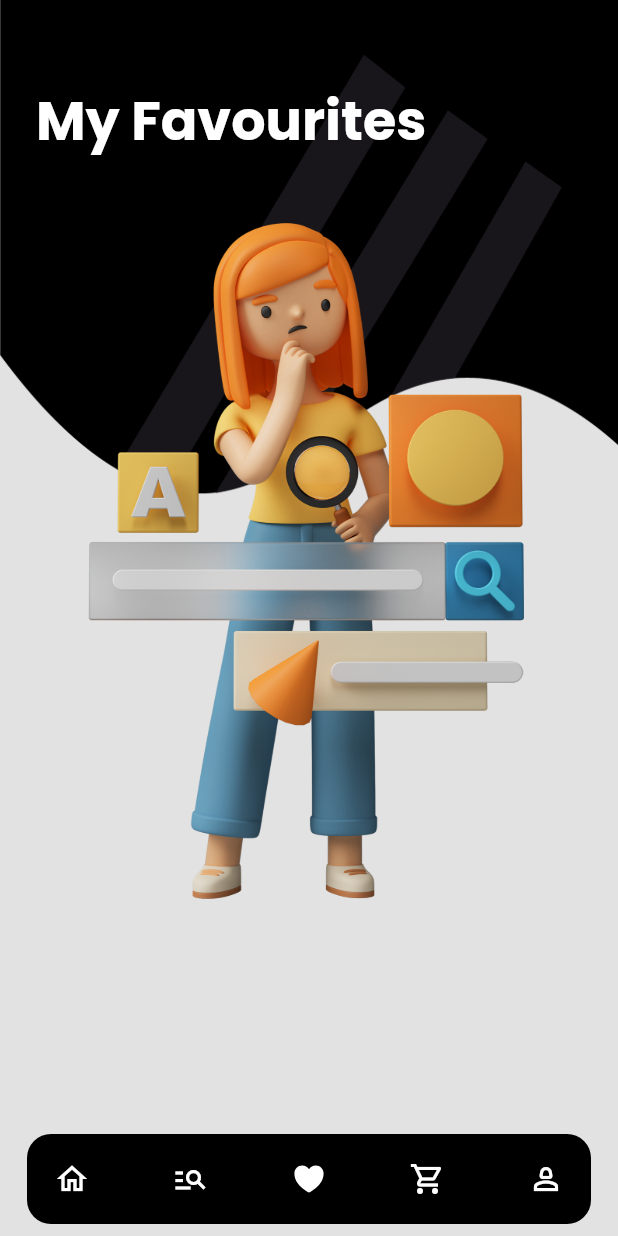
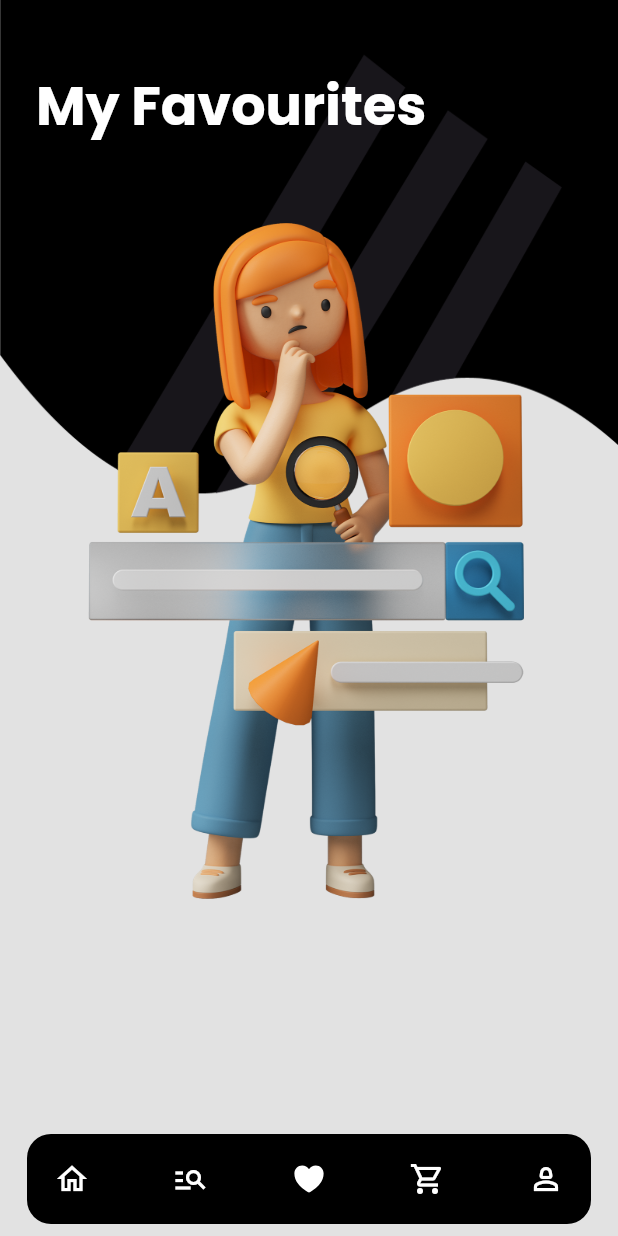
Before and after one commit to dhrv-sharma/shoe-e-commerce-app, a Flutter app: the home screen opened directly, item 3 of the bottom bar chosen, on a phone screen of 412 x 824 dp. Run offline on Flutter 3.47's test engine with Material 2 defaults, Android fonts, the phone set to English and light mode, and no system bars; our stand-ins replace cached_network_image, cloud_firestore, firebase_auth, firebase_core, flutter_rating_bar, flutter_screenutil and 5 more; missing offline and left inert: checkout_screen_ui, dart:ffi; accounts and stored records are empty; network calls fail.

Commit message:
more updates

```diff
--- a/lib/CheckOutButton.dart
+++ b/lib/CheckOutButton.dart
@@ -10,9 +10,7 @@ class checkButton extends StatelessWidget {
   @override
   Widget build(BuildContext context) {
     return GestureDetector(
-      onTap: () {
-        onTap;
-      },
+      onTap: onTap,
       child: Padding(
         padding: const EdgeInsets.all(8),
         child: Container(
--- a/lib/controllers/password_notify.dart
+++ b/lib/controllers/password_notify.dart
@@ -1,7 +1,7 @@
 import 'package:flutter/material.dart';
 
 class Login_notify extends ChangeNotifier {
-  bool _issecured = false;
+  bool _issecured = true;
 
   bool get issecured => _issecured;
   set issecured(bool newstate) {
--- a/lib/favouratepage.dart
+++ b/lib/favouratepage.dart
@@ -1,6 +1,7 @@
 import 'package:cached_network_image/cached_network_image.dart';
 import 'package:cloud_firestore/cloud_firestore.dart';
 import 'package:ecommerce/model/productcart.dart';
+import 'package:ecommerce/profilepage.dart';
 import 'package:ecommerce/services/helper.dart';
 import 'package:ecommerce/views/productpage.dart';
 import 'package:ecommerce/views/shared/appstyle.dart';
@@ -12,7 +13,9 @@ import 'package:flutter_vector_icons/flutter_vector_icons.dart';
 
 // email need to be updated
 class Favourates extends StatefulWidget {
-  const Favourates({super.key});
+  const Favourates({super.key, required this.cross});
+
+  final bool cross;
 
   @override
   State<Favourates> createState() => _FavouratesState();
@@ -63,19 +66,38 @@ class _FavouratesState extends State<Favourates> {
 
   @override
   Widget build(BuildContext context) {
-    SystemChrome.setSystemUIOverlayStyle(SystemUiOverlayStyle(
-      statusBarColor: Colors.black,
-      systemNavigationBarColor: Colors.grey.shade300, // status bar color
-    ));
     return Scaffold(
       backgroundColor: const Color(0xFFE2E2E2),
+      appBar: widget.cross
+          ? AppBar(
+              backgroundColor: Colors.black,
+              elevation: 0,
+              toolbarHeight: 45,
+              systemOverlayStyle: SystemUiOverlayStyle(
+                statusBarColor: Colors.black,
+                systemNavigationBarColor:
+                    Colors.grey.shade300, // status bar color
+              ),
+            )
+          : AppBar(
+              backgroundColor: Colors.black,
+              elevation: 0,
+              toolbarHeight: 0,
+              systemOverlayStyle: SystemUiOverlayStyle(
+                statusBarColor: Colors.black,
+                systemNavigationBarColor:
+                    Colors.grey.shade300, // status bar color
+              ),
+            ),
       body: SizedBox(
         height: MediaQuery.of(context).size.height,
         width: MediaQuery.of(context).size.width,
         child: Stack(
           children: [
             Container(
-              padding: const EdgeInsets.fromLTRB(16, 45, 0, 0),
+              padding: widget.cross
+                  ? const EdgeInsets.fromLTRB(16, 0, 0, 0)
+                  : const EdgeInsets.fromLTRB(16, 35, 0, 0),
               height: MediaQuery.of(context).size.height * 0.4,
               width: MediaQuery.of(context).size.width,
               decoration: const BoxDecoration(
@@ -84,9 +106,15 @@ class _FavouratesState extends State<Favourates> {
               ),
               child: Padding(
                 padding: const EdgeInsets.all(8),
-                child: Text(
-                  "My Favourites",
-                  style: appstyle(36, Colors.white, FontWeight.bold),
+                child: Column(
+                  mainAxisAlignment: MainAxisAlignment.start,
+                  crossAxisAlignment: CrossAxisAlignment.start,
+                  children: [
+                    Text(
+                      "My Favourites",
+                      style: appstyle(36, Colors.white, FontWeight.bold),
+                    )
+                  ],
                 ),
               ),
             ),
@@ -126,7 +154,9 @@ class _FavouratesState extends State<Favourates> {
                                     )
                                   : ListView.builder(
                                       itemCount: shoelist.length,
-                                      padding: const EdgeInsets.only(top: 100),
+                                      padding: widget.cross
+                                          ? const EdgeInsets.only(top: 80)
+                                          : const EdgeInsets.only(top: 100),
                                       itemBuilder:
                                           (BuildContext context, index) {
                                         return Padding(
--- a/lib/home.dart
+++ b/lib/home.dart
@@ -22,7 +22,9 @@ class _homeState extends State<home> {
   List<Widget> pageList = [
     homePage(),
     searchpage(),
-    Favourates(),
+    Favourates(
+      cross: false,
+    ),
     cartPage(
       value: 0,
     ),
```
Also changed, not shown: lib/loginpage.dart (+9 -1 lines), lib/main.dart (+7 -42 lines), lib/profilepage.dart (+36 -3 lines), lib/register.dart (+16 -1 lines), lib/services/helper.dart (+0 -8 lines), lib/views/cart.dart (+29 -1 lines), lib/views/payment.dart (added, +64 -0 lines).
